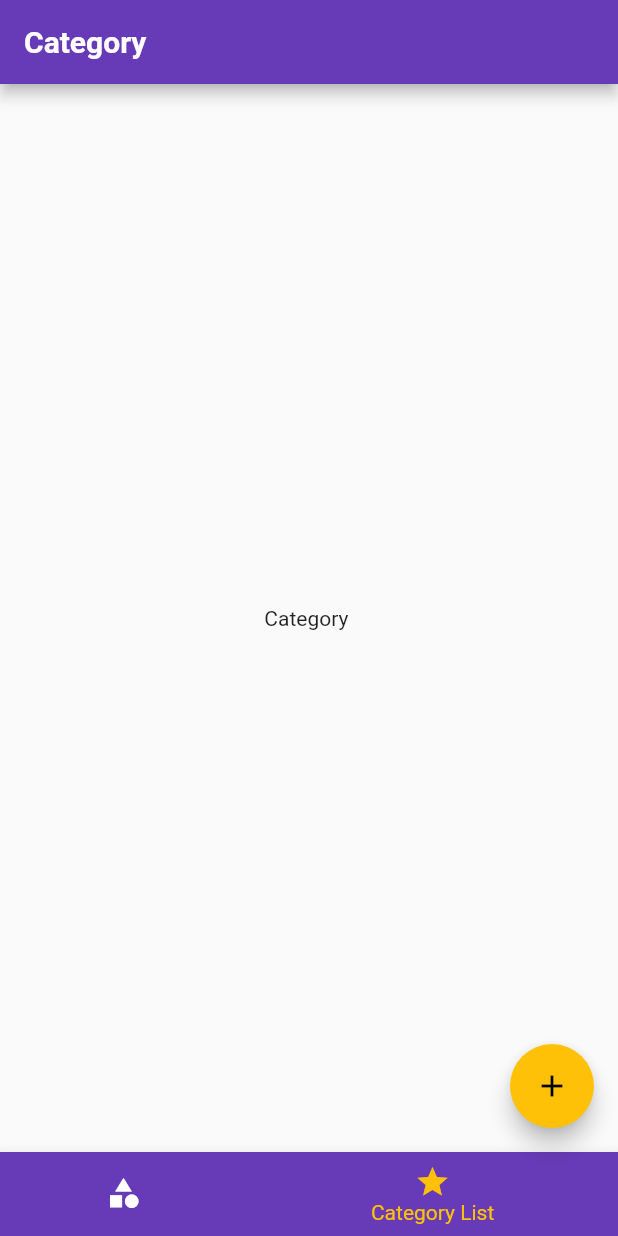
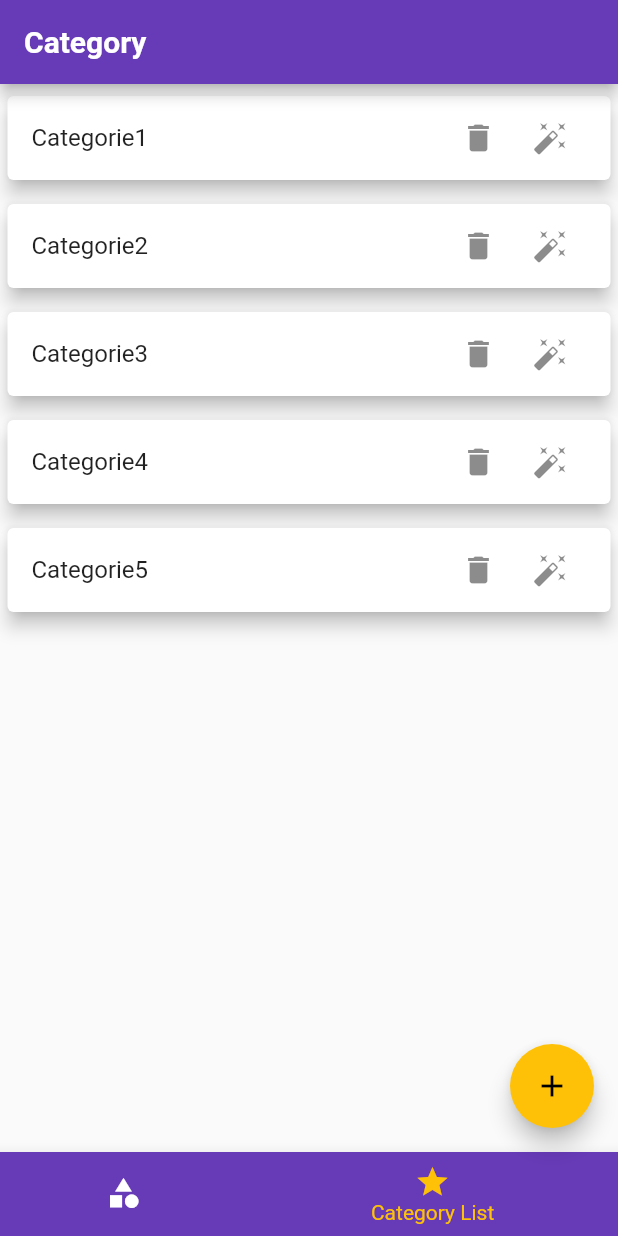
Before and after one commit to DorraY/product_category_flutter, a Flutter app: the screen it shows after launch, item 2 of the bottom bar chosen, on a phone screen of 412 x 824 dp. Run offline on Flutter 3.47's test engine with Material 2 defaults, Android fonts, the phone set to English and light mode, and no system bars; Roboto replaces fonts that are missing (OpenSans).

Commit message:
added categories list

```diff
--- a/lib/main.dart
+++ b/lib/main.dart
@@ -23,13 +23,13 @@ class MyApp extends StatelessWidget {
           primaryColorLight: Colors.white,
           fontFamily: 'Quicksand',
           textTheme: ThemeData.light().textTheme.copyWith(
-              headline6: TextStyle(
+              headline6: const TextStyle(
                   fontFamily: 'OpenSans',
                   fontWeight: FontWeight.bold,
                   fontSize: 18)),
           appBarTheme: AppBarTheme(
               textTheme: ThemeData.light().textTheme.copyWith(
-                  headline6: TextStyle(
+                  headline6: const TextStyle(
                       fontFamily: 'OpenSans',
                       fontSize: 20,
                       fontWeight: FontWeight.bold)))),
--- a/lib/screens/category_screen.dart
+++ b/lib/screens/category_screen.dart
@@ -1,9 +1,16 @@
 import 'package:flutter/material.dart';
+import 'package:product_category/models/category.dart';
+import 'package:product_category/widgets/category_list.dart';
 class CategoryScreen extends StatelessWidget {
+
+  final List<Category> _categories;
+
+
+  CategoryScreen(this._categories) ;
+
   @override
   Widget build(BuildContext context) {
-    return Center(
-      child: Text('Category ')
-    );
+
+    return CategoryList(_categories, ()=>{}, ()=>{});
   }
 }
--- a/lib/screens/tabs_screen.dart
+++ b/lib/screens/tabs_screen.dart
@@ -10,7 +10,6 @@ import 'category_screen.dart';
 import 'product_screen.dart';
 
 class TabsScreen extends StatefulWidget {
-
 
   @override
   _TabsScreenState createState() => _TabsScreenState();
@@ -34,10 +33,7 @@ class _TabsScreenState extends State<TabsScreen> {
   ];
 
 
-  final List<Map<String,dynamic>> _pages = [
-    {'screen':ProductScreen(),'title':'Product'},
-    {'screen':CategoryScreen(),'title':'Category'},
-  ] ;
+
 
   int _selectedPageIndex =0 ;
 
@@ -79,6 +75,11 @@ class _TabsScreenState extends State<TabsScreen> {
 
   @override
   Widget build(BuildContext context) {
+    final List<Map<String,dynamic>> _pages = [
+      {'screen':ProductScreen(),'title':'Product'},
+      {'screen':CategoryScreen(_categories),'title':'Category'},
+    ] ;
+
     return Scaffold(
         appBar: AppBar(title: Text(_pages[_selectedPageIndex]['title']),
         ),
--- /dev/null
+++ b/lib/widgets/category_item.dart
@@ -0,0 +1,57 @@
+import 'package:flutter/material.dart';
+import 'package:product_category/models/category.dart';
+
+class CategoryItem extends StatelessWidget {
+  final Category category ;
+  final Function deleteCategory;
+  final Function editCategoryModalSheet;
+
+  CategoryItem(this.category, this.deleteCategory, this.editCategoryModalSheet);
+
+  @override
+  Widget build(BuildContext context) {
+    return Card(
+      elevation: 5,
+      margin: const EdgeInsets.symmetric(vertical: 8, horizontal: 5),
+      child: ListTile(
+        title: Text(category.title),
+        trailing: SizedBox(
+          width: MediaQuery.of(context).size.width * 0.3,
+          child: MediaQuery.of(context).size.width  > 550
+              ? Row(
+            mainAxisAlignment: MainAxisAlignment.end,
+            children: [
+              TextButton.icon(
+                  label: const Text('Delete'),
+                  onPressed: () => deleteCategory(
+                      category.id),
+                  icon: const Icon(Icons.delete)),
+              TextButton.icon(
+                  label: const Text('Edit'),
+                  onPressed: () =>
+                      editCategoryModalSheet(
+                          context, category.id),
+                  icon: const Icon(Icons.auto_fix_high))
+            ],
+          )
+              : Row(
+            mainAxisAlignment: MainAxisAlignment.end,
+            children: [
+              IconButton(
+                  onPressed: () => deleteCategory(
+                      category.id),
+                  icon: const  Icon(Icons.delete)),
+              IconButton(
+                  onPressed: () =>
+                      editCategoryModalSheet(
+                          context, category.id),
+                  icon: const Icon(Icons.auto_fix_high))
+            ],
+          ),
+        ),
+      ),
+    );
+
+      ;
+  }
+}
--- /dev/null
+++ b/lib/widgets/category_list.dart
@@ -0,0 +1,42 @@
+import 'package:flutter/material.dart';
+
+import 'package:product_category/models/category.dart';
+import 'package:product_category/widgets/category_item.dart';
+
+class CategoryList extends StatelessWidget {
+
+  final List<Category> categories;
+  final Function deleteCategory;
+  final Function editCategoryModalSheet;
+
+
+  CategoryList(
+      this.categories, this.deleteCategory, this.editCategoryModalSheet);
+
+  @override
+  Widget build(BuildContext context) {
+    final mediaQuery = MediaQuery.of(context);
+
+    return SizedBox(
+      height: mediaQuery.size.height,
+      child: categories.isEmpty
+          ? LayoutBuilder(
+          builder: (context, constraints) => Column(
+            children: <Widget>[
+              Text(
+                'No categories yet',
+                style: Theme.of(context).textTheme.headline6,
+              ),
+              const SizedBox(
+                height: 20,
+              ),
+            ],
+          ))
+          : ListView.builder(
+          itemBuilder: (ctx, index) => CategoryItem(
+              categories[index], deleteCategory,
+              editCategoryModalSheet),
+          itemCount: categories.length),
+    );
+  }
+}
```
Also changed, not shown: lib/widgets/category_form.dart (+0 -22 lines), lib/widgets/product_form.dart (+4 -27 lines).
